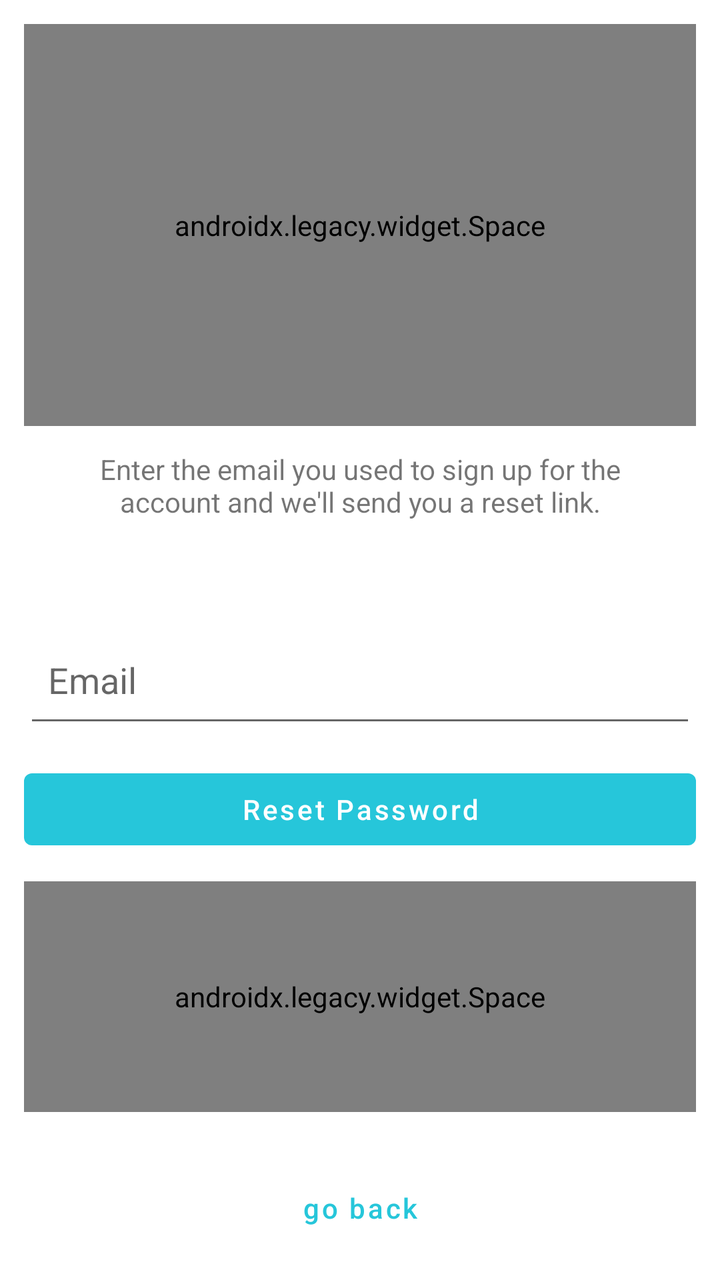
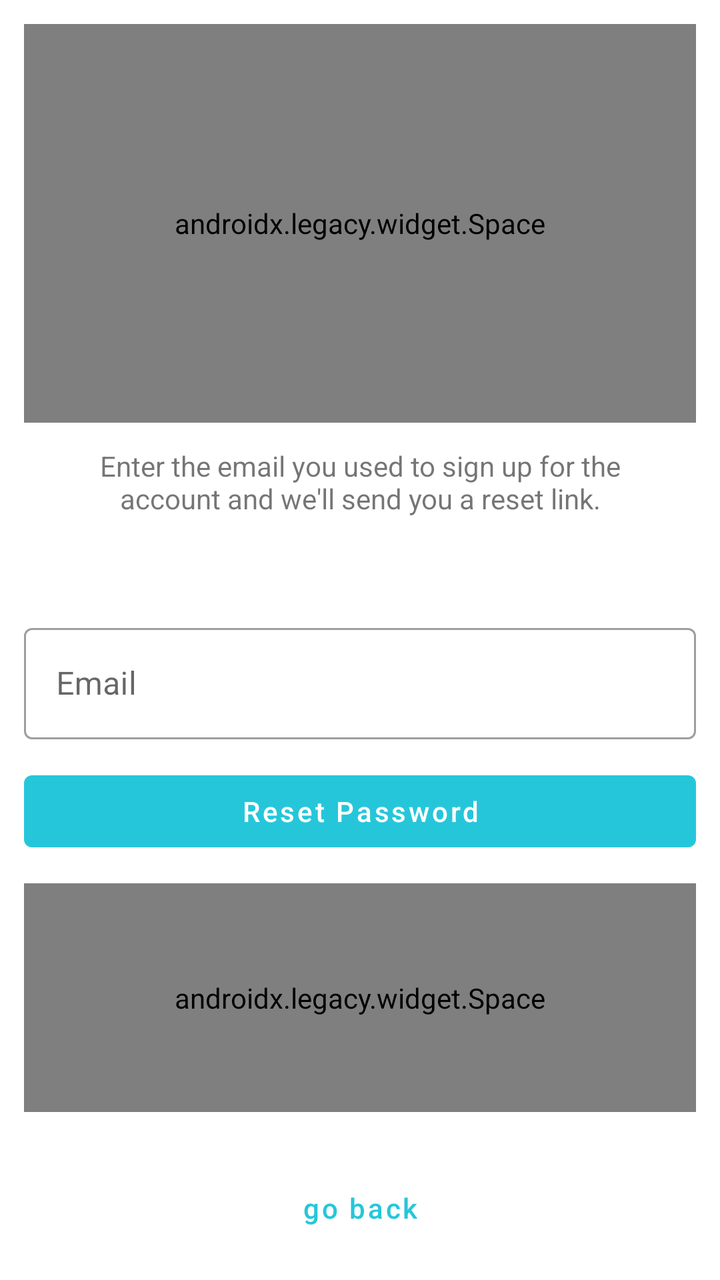

The first picture is an Android layout as it rendered before a commit; the second is the same layout after the commit. The layout source and the unified diff follow.
<!-- AndroidManifest.xml: activity theme LoggedOutTheme -->
<!-- res/layout/activity_reset_password.xml -->
<?xml version="1.0" encoding="utf-8"?>
<RelativeLayout
    xmlns:android="http://schemas.android.com/apk/res/android"
    xmlns:tools="http://schemas.android.com/tools"
    tools:context="com.oo0o0o.colorphoria.activities.loggedoutactivites.ResetPasswordActivity"
    android:layout_width="match_parent"
    android:layout_height="match_parent"
    android:gravity="center"
    android:orientation="vertical" >

    <LinearLayout
        xmlns:android="http://schemas.android.com/apk/res/android"
        xmlns:tools="http://schemas.android.com/tools"
        tools:context="com.oo0o0o.colorphoria.activities.loggedoutactivites.ResetPasswordActivity"
        android:layout_width="match_parent"
        android:layout_height="match_parent"
        android:orientation="vertical"
        android:padding="@dimen/activity_horizontal_margin">

        <androidx.legacy.widget.Space
            android:layout_width="match_parent"
            android:layout_height="0dp"
            android:layout_weight="7"/>

        <TextView
            android:layout_width="match_parent"
            android:layout_height="0dp"
            android:layout_weight="3"
            android:layout_marginBottom="@dimen/activity_horizontal_margin"
            android:gravity="center_horizontal"
            android:padding="@dimen/activity_horizontal_margin"
            android:text="@string/reset_password_message"
            android:textSize="14sp" />

        <EditText
            android:id="@+id/email_edit_text"
            android:layout_width="match_parent"
            android:layout_height="0dp"
            android:layout_weight="2"
            android:layout_marginBottom="@dimen/activity_horizontal_margin"
            android:hint="@string/email_hint"
            android:padding="@dimen/activity_horizontal_margin"
            android:inputType="textEmailAddress"/>

        <com.google.android.material.button.MaterialButton
            android:id="@+id/reset_password_button"
            android:layout_width="match_parent"
            android:layout_height="wrap_content"
            style="@style/Widget.MaterialComponents.Button.UnelevatedButton"
            android:layout_marginBottom="@dimen/activity_horizontal_margin"
            android:text="@string/reset_password_button"
            android:textColor="@color/colorPrimary"
            android:gravity="center"
            android:fontFamily="sans-serif-medium"
            android:textAllCaps="false" />

        <androidx.legacy.widget.Space
            android:layout_width="match_parent"
            android:layout_height="0dp"
            android:layout_weight="4"/>

        
       <com.google.android.material.button.MaterialButton
           android:id="@+id/back_button_link"
           android:layout_width="match_parent"
           android:layout_height="wrap_content"
           style="@style/Widget.MaterialComponents.Button.TextButton"
           android:background="@null"
           android:textAllCaps="false"
           android:layout_marginTop="24dp"
           android:text="@string/back_button_link" />

    </LinearLayout>

    <include layout="@layout/progress">
    </include>
</RelativeLayout>
<!-- res/layout/progress.xml (included above) -->
<?xml version="1.0" encoding="utf-8"?>
<RelativeLayout xmlns:android="http://schemas.android.com/apk/res/android"
android:id="@+id/progress_bar_layout"
android:layout_width="match_parent"
android:layout_height="match_parent"
android:background="#99000000"
android:visibility="gone">
<ProgressBar
    style="?android:attr/progressBarStyleLarge"
    android:layout_width="wrap_content"
    android:layout_height="wrap_content"
    android:id="@+id/progress_bar"
    android:layout_centerVertical="true"
    android:layout_centerHorizontal="true"
    android:indeterminate="true"
    android:visibility="visible"/>
</RelativeLayout>
<!-- resources referenced by this layout -->
<resources>
  <color name="colorPrimary">#ffffffff</color>
  <dimen name="activity_horizontal_margin">12dp</dimen>
  <string name="back_button_link">go back</string>
  <string name="email_hint">Email</string>
  <string name="reset_password_button">Reset Password</string>
  <string name="reset_password_message">Enter the email you used to sign up for the account and we\'ll send you a reset link.</string>
  <style name="LoggedOutTheme" parent="AppTheme">
          <item name="windowActionBar">false</item>
          <item name="windowNoTitle">true</item>
      </style>
  <style name="AppTheme" parent="BaseTheme" />
  <style name="BaseTheme" parent="Theme.MaterialComponents.Light.DarkActionBar">
          <item name="colorPrimary">@color/colorSecondary</item>
          <item name="colorPrimaryDark">@color/colorSecondaryDark</item> 
          <item name="colorAccent">@color/colorSecondary</item> 
      </style>
  <color name="colorSecondary">#ff26c6da</color>
  <color name="colorSecondaryDark">#ff0095a8</color>
</resources>

<!-- the commit's change to res/layout/activity_reset_password.xml (unified diff, before → after) -->
@@ -9,8 +9,6 @@
     android:orientation="vertical" >
 
     <LinearLayout
-        xmlns:android="http://schemas.android.com/apk/res/android"
-        xmlns:tools="http://schemas.android.com/tools"
         tools:context="com.oo0o0o.colorphoria.activities.loggedoutactivites.ResetPasswordActivity"
         android:layout_width="match_parent"
         android:layout_height="match_parent"
@@ -32,15 +30,23 @@
             android:text="@string/reset_password_message"
             android:textSize="14sp" />
 
-        <EditText
-            android:id="@+id/email_edit_text"
+
+        <com.google.android.material.textfield.TextInputLayout
+            android:id="@+id/emailTextInputLayout"
             android:layout_width="match_parent"
-            android:layout_height="0dp"
-            android:layout_weight="2"
+            android:layout_height="wrap_content"
+            style="@style/Widget.MaterialComponents.TextInputLayout.OutlinedBox"
             android:layout_marginBottom="@dimen/activity_horizontal_margin"
-            android:hint="@string/email_hint"
-            android:padding="@dimen/activity_horizontal_margin"
-            android:inputType="textEmailAddress"/>
+            >
+            <com.google.android.material.textfield.TextInputEditText
+
+                android:id="@+id/email_edit_text"
+                android:layout_width="match_parent"
+                android:layout_height="match_parent"
+                android:hint="@string/email_hint"
+                android:inputType="textEmailAddress"
+                />
+        </com.google.android.material.textfield.TextInputLayout>
 
         <com.google.android.material.button.MaterialButton
             android:id="@+id/reset_password_button"
